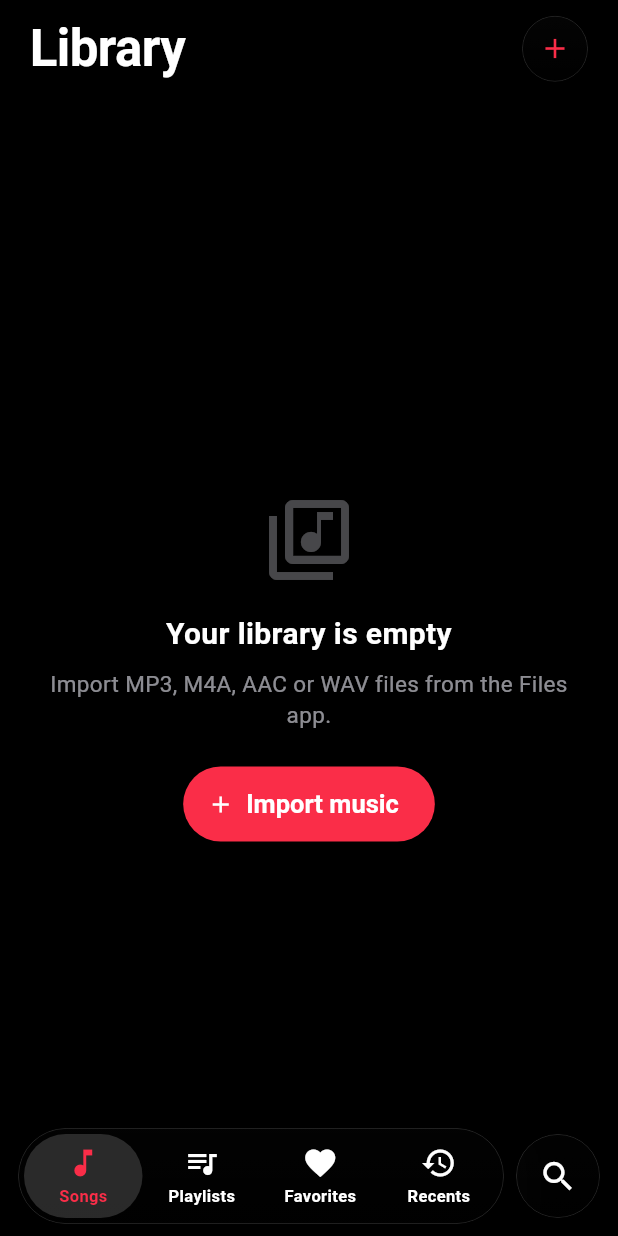
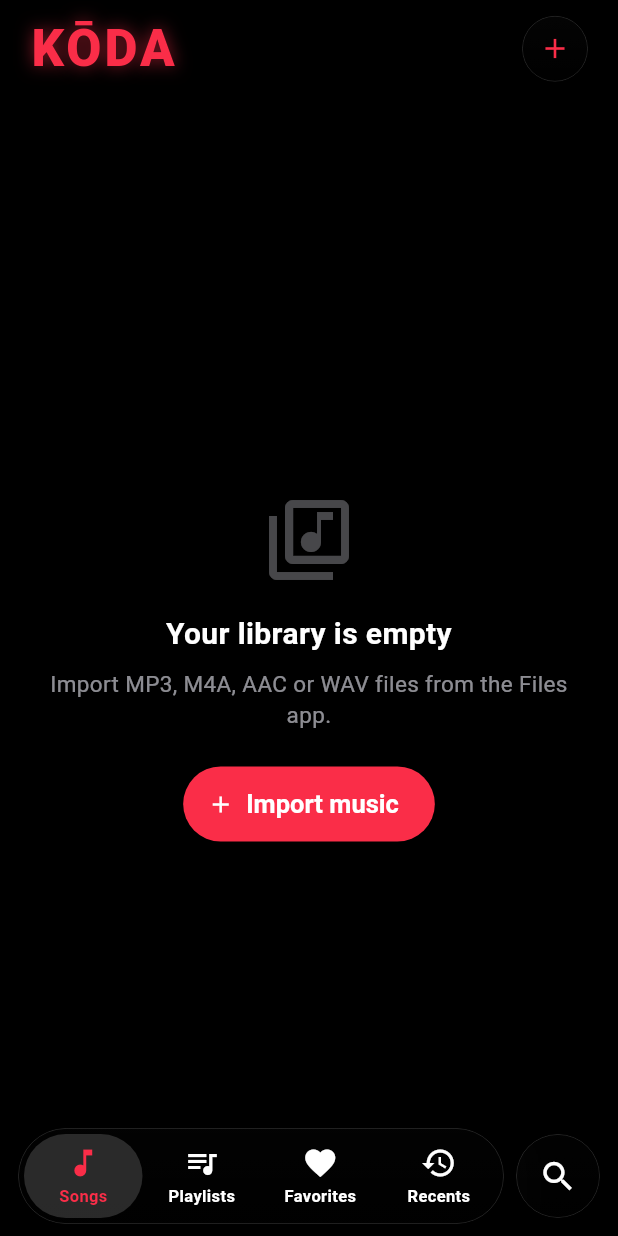
Before and after one commit to Maaz-hanan/Koda, a Flutter app: the screen it shows after launch, on a phone screen of 412 x 824 dp. Run offline on Flutter 3.47's test engine with Material 3 defaults, Android fonts, the phone set to English and light mode, and no system bars; our stand-ins replace audio_service, file_picker, flutter_riverpod, image_picker, just_audio, shared_preferences and 1 more; missing offline and left inert: audio_metadata_reader, audio_session, just_waveform; accounts and stored records are empty; statements that could not run were skipped.

Commit message:
Released KŌDA v1.0.0

```diff
--- a/lib/presentation/library/library_screen.dart
+++ b/lib/presentation/library/library_screen.dart
@@ -214,7 +214,7 @@ class _LibraryScreenState extends ConsumerState<LibraryScreen>
   }
 }
 
-/// The large "Library" title with the glass "+" import button.
+/// The large "KŌDA" wordmark title with the glass "+" import button.
 class _LibraryHeader extends StatelessWidget {
   const _LibraryHeader({required this.onImport});
 
@@ -227,7 +227,22 @@ class _LibraryHeader extends StatelessWidget {
           AppSpacing.pageMargin, 8, AppSpacing.pageMargin, 8),
       child: Row(
         children: [
-          const Expanded(child: Text('Library', style: AppText.largeTitle)),
+          Expanded(
+            child: Text(
+              'KŌDA',
+              style: AppText.largeTitle.copyWith(
+                color: AppColors.accent,
+                fontWeight: FontWeight.w800,
+                letterSpacing: 2,
+                shadows: [
+                  Shadow(
+                    color: AppColors.accent.withValues(alpha: 0.55),
+                    blurRadius: 14,
+                  ),
+                ],
+              ),
+            ),
+          ),
           CircleIconButton(
             icon: Icons.add,
             active: true,
```
Also changed, not shown: 19 other files.
